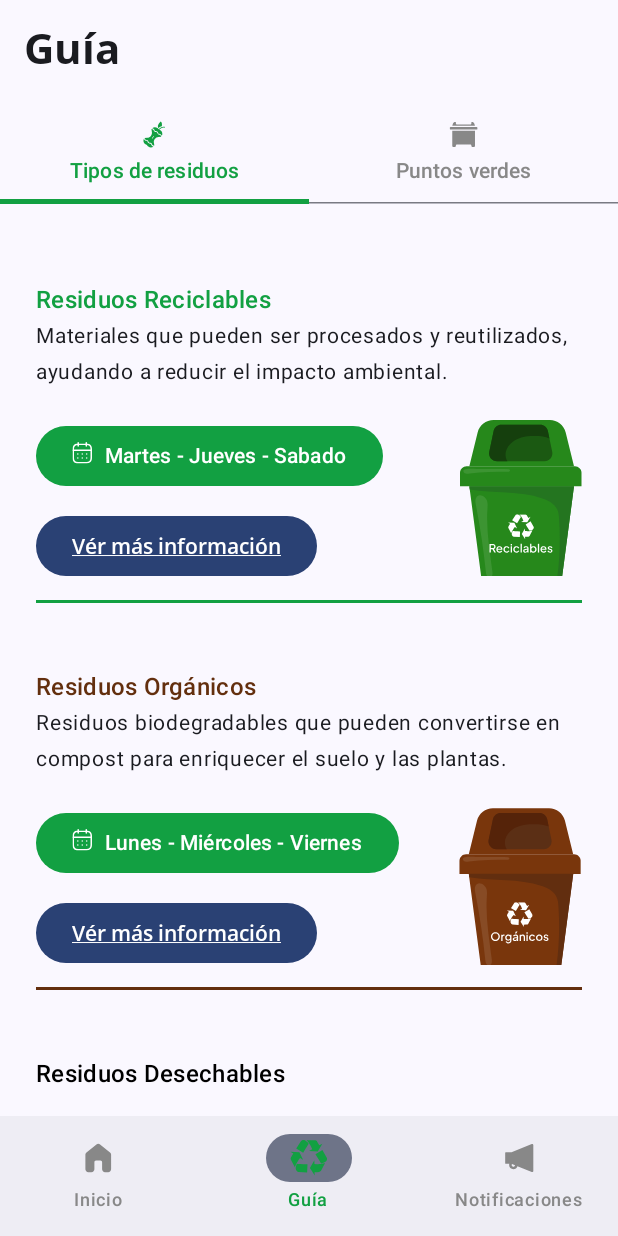
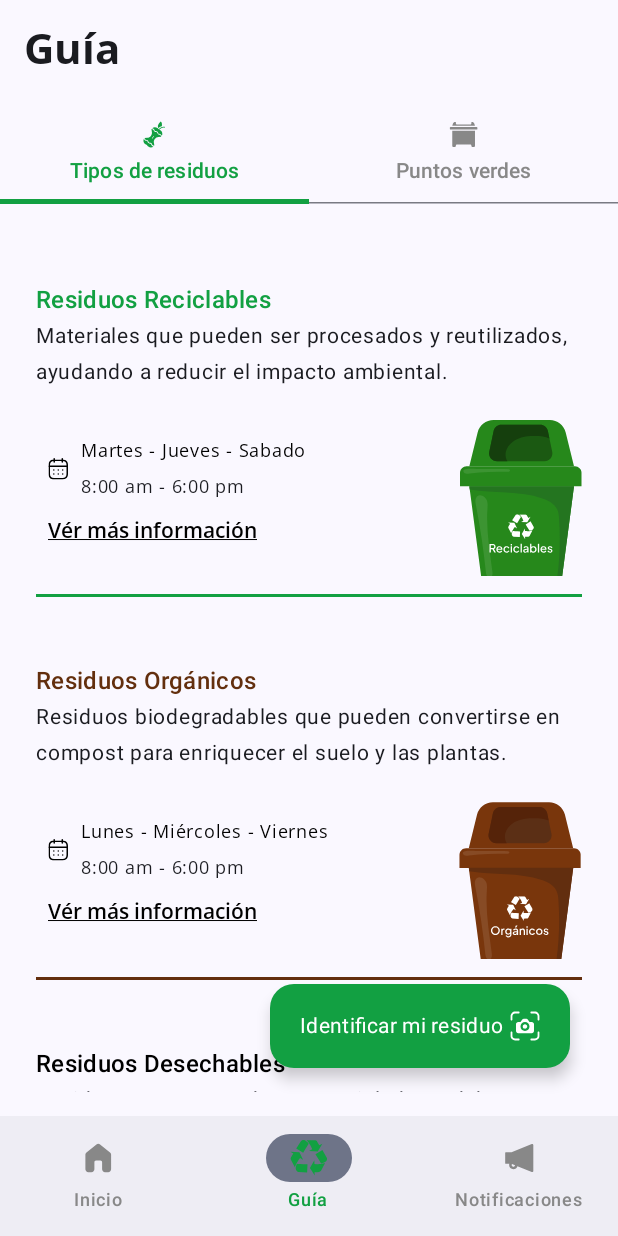
Before and after one commit to ahuamana/EcoDay, an Android app built with Jetpack Compose: the DashboardScreen screen opened through its navigation route, item 2 of the bottom bar chosen, on a phone screen of 412 x 824 dp. Run offline under Robolectric (Android 15) with nearby library versions, the phone set to English and light mode, and no system bars; our stand-ins replace Dagger/Hilt's generated code; libraries missing offline, so code that uses them is left out: com.google.ai.client.

Commit message:
if applied this will refactorize font size on guide menu

```diff
--- /dev/null
+++ b/app/src/main/java/com/ahuaman/ecoday/data/FakeItemsDays.kt
@@ -0,0 +1,17 @@
+package com.ahuaman.ecoday.data
+
+import com.ahuaman.ecoday.domain.home.ItemDayInformation
+
+object FakeItemsDays {
+
+    fun getDays(): List<ItemDayInformation> {
+        return listOf(
+            ItemDayInformation("Lunes", true),
+            ItemDayInformation("Martes", false),
+            ItemDayInformation("Miércoles", true),
+            ItemDayInformation("Jueves", false),
+            ItemDayInformation("Viernes", true),
+            ItemDayInformation("Sábado", false),
+        )
+    }
+}
--- a/app/src/main/java/com/ahuaman/ecoday/screens/DashboardScreen.kt
+++ b/app/src/main/java/com/ahuaman/ecoday/screens/DashboardScreen.kt
@@ -64,7 +64,7 @@ fun DashboardScreen(
             },
 
             floatingActionButton = {
-                if(items[selectedItem] is ScreensDashboard.Home){
+                if(items[selectedItem] is ScreensDashboard.Guide){
                     CustomFloatingContent(onNewPreviewCaptured = onIdentifyNewBitmap)
                 }
 
--- a/app/src/main/java/com/ahuaman/ecoday/screens/HomeScreen.kt
+++ b/app/src/main/java/com/ahuaman/ecoday/screens/HomeScreen.kt
@@ -4,6 +4,8 @@ import androidx.compose.foundation.layout.Column
 import androidx.compose.runtime.Composable
 import androidx.compose.ui.Modifier
 import androidx.compose.ui.tooling.preview.Preview
+import com.ahuaman.ecoday.data.FakeItemsDays
+import com.ahuaman.ecoday.screens.composables.SliderImageComposableWithScaleAnim
 
 @Composable
 fun HomeScreen(modifier: Modifier = Modifier) {
@@ -15,7 +17,7 @@ fun HomeScreen(modifier: Modifier = Modifier) {
 
 @Composable
 fun ContentHomeScreen(modifier: Modifier = Modifier) {
-
+    SliderImageComposableWithScaleAnim(FakeItemsDays.getDays())
 }
 
 
--- a/app/src/main/java/com/ahuaman/ecoday/screens/composables/CustomCardOrganic.kt
+++ b/app/src/main/java/com/ahuaman/ecoday/screens/composables/CustomCardOrganic.kt
@@ -77,7 +77,7 @@ private fun CardContentOrganic(item: ItemDayInformation) {
             painter = painterResource(id = R.drawable.ic_organic_trash_can),
             contentDescription = null)
 
-        Spacer(modifier = Modifier.height(57.dp))
+        Spacer(modifier = Modifier.height(10.dp))
 
         Row(
             modifier = Modifier.fillMaxWidth(),
--- a/app/src/main/java/com/ahuaman/ecoday/screens/composables/CustomFloatingContent.kt
+++ b/app/src/main/java/com/ahuaman/ecoday/screens/composables/CustomFloatingContent.kt
@@ -13,6 +13,8 @@ import androidx.compose.foundation.layout.padding
 import androidx.compose.foundation.layout.width
 import androidx.compose.material3.Button
 import androidx.compose.material3.ButtonDefaults
+import androidx.compose.material3.ExtendedFloatingActionButton
+import androidx.compose.material3.FloatingActionButtonDefaults
 import androidx.compose.material3.Icon
 import androidx.compose.material3.MaterialTheme
 import androidx.compose.material3.Text
@@ -22,10 +24,12 @@ import androidx.compose.runtime.mutableStateOf
 import androidx.compose.runtime.remember
 import androidx.compose.runtime.setValue
 import androidx.compose.ui.Modifier
+import androidx.compose.ui.graphics.Color
 import androidx.compose.ui.platform.LocalContext
 import androidx.compose.ui.res.colorResource
 import androidx.compose.ui.res.painterResource
 import androidx.compose.ui.res.stringResource
+import androidx.compose.ui.tooling.preview.Preview
 import androidx.compose.ui.unit.dp
 import androidx.core.content.FileProvider
 import com.ahuaman.ecoday.BuildConfig
@@ -68,8 +72,8 @@ fun CustomFloatingContent(
         modifier = Modifier
             .padding(16.dp)
     ) {
-        Button(
-            colors = ButtonDefaults.buttonColors(containerColor = colorResource(id = R.color.green_primary)),
+        ExtendedFloatingActionButton(
+            containerColor = colorResource(id = R.color.green_primary),
             onClick = {
                 checkCameraPermission(context, onPermissionSuccess = {
                     cameraLauncher.launch(null)
@@ -78,11 +82,17 @@ fun CustomFloatingContent(
                 })
             }) {
             Row {
-                Text(stringResource(R.string.identify_trash_description_home_screen), style = MaterialTheme.typography.bodyMedium)
+                Text(stringResource(R.string.identify_trash_description_home_screen), style = MaterialTheme.typography.bodyMedium, color = Color.White)
                 Spacer(modifier = Modifier.width(4.dp))
-                Icon(painterResource(id = R.drawable.ic_camera_identify), contentDescription = "Favorite")
+                Icon(painterResource(id = R.drawable.ic_camera_identify), contentDescription = "Favorite", tint = Color.White)
             }
         }
 
     }
 }
+
+@Preview
+@Composable
+private fun CustomFloatingContentPrev() {
+    CustomFloatingContent(onNewPreviewCaptured = {})
+}
--- a/app/src/main/java/com/ahuaman/ecoday/screens/composables/ItemWaste.kt
+++ b/app/src/main/java/com/ahuaman/ecoday/screens/composables/ItemWaste.kt
@@ -1,6 +1,7 @@
 package com.ahuaman.ecoday.screens.composables
 
 import androidx.compose.foundation.Image
+import androidx.compose.foundation.isSystemInDarkTheme
 import androidx.compose.foundation.layout.Arrangement
 import androidx.compose.foundation.layout.Column
 import androidx.compose.foundation.layout.Row
@@ -8,11 +9,6 @@ import androidx.compose.foundation.layout.Spacer
 import androidx.compose.foundation.layout.fillMaxWidth
 import androidx.compose.foundation.layout.height
 import androidx.compose.foundation.layout.padding
-import androidx.compose.foundation.layout.size
-import androidx.compose.material3.AssistChip
-import androidx.compose.material3.Button
-import androidx.compose.material3.ButtonDefaults
-import androidx.compose.material3.Card
 import androidx.compose.material3.HorizontalDivider
 import androidx.compose.material3.Icon
 import androidx.compose.material3.MaterialTheme
@@ -20,6 +16,7 @@ import androidx.compose.material3.Text
 import androidx.compose.runtime.Composable
 import androidx.compose.ui.Alignment
 import androidx.compose.ui.Modifier
+import androidx.compose.ui.graphics.Color
 import androidx.compose.ui.platform.LocalContext
 import androidx.compose.ui.res.colorResource
 import androidx.compose.ui.res.painterResource
@@ -65,36 +62,36 @@ fun ItemDays(
     modifier: Modifier = Modifier,
     days: String,
     time: String,
-    isVisibleHours: Boolean = false,
+    isVisibleHours: Boolean = true,
     isVisibleMoreInfo: Boolean = false,
     icon: Int = R.drawable.ic_recycle_trash,
     onClickMoreInfo: () -> Unit
 ) {
     val context = LocalContext.current
+    val isDarkTheme = isSystemInDarkTheme()
+    val colorTheme = if(isDarkTheme) colorResource(id = R.color.white) else colorResource(id = R.color.black)
 
     Row(modifier = modifier.fillMaxWidth(), horizontalArrangement = Arrangement.SpaceBetween) {
-        Column {
-
-
+        Column(modifier = Modifier.padding(8.dp)) {
             Column {
                 Row {
-                    Button(onClick = { /*TODO*/ }, colors = ButtonDefaults.buttonColors(containerColor = colorResource(id = R.color.green_primary))) {
-                        Row{
-                            Icon(painter = painterResource(id = R.drawable.ic_calendar), contentDescription = null)
-                            Spacer(modifier = Modifier.padding(4.dp))
-                            Text(text = days)
+                    Icon(painter = painterResource(id = R.drawable.ic_calendar), contentDescription = null, tint = colorTheme, modifier = Modifier.align(Alignment.CenterVertically))
+                    Spacer(modifier = Modifier.padding(4.dp))
+                    Column {
+                        Row(verticalAlignment = Alignment.CenterVertically) {
+
+                            Text(text = days, color = colorTheme, fontFamily = FontFamily(Font(R.font.opensans_regular)), fontSize = 12.sp)
                         }
+                        Column {
+
+                        }
+                        if(isVisibleHours) Text(text = time,fontSize = 12.sp, fontFamily = FontFamily(Font(R.font.opensans_regular)))
+
                     }
-                    //Text(text = days, fontSize = 12.sp, fontFamily = FontFamily(Font(R.font.opensans_regular)))
                 }
-                if(isVisibleHours) Text(text = time,fontSize = 12.sp, fontFamily = FontFamily(Font(R.font.opensans_regular)))
-                Spacer(modifier = Modifier.height(12.dp))
 
-                Button(onClick = {
-                    onClickMoreInfo()
-                }) {
-                    UnderlinedText(text = stringResource(id = R.string.see_more))
-                }
+                Spacer(modifier = Modifier.padding(4.dp))
+                UnderlinedText(text = stringResource(id = R.string.see_more))
 
             }
         }
@@ -105,10 +102,15 @@ fun ItemDays(
 
 @Composable
 fun UnderlinedText(text: String) {
+    val isDarkTheme = isSystemInDarkTheme()
+    val colorTheme = if(isDarkTheme) colorResource(id = R.color.white) else colorResource(id = R.color.black)
+
     Text(
         text = text,
         fontFamily = FontFamily(Font(R.font.opensans_semibold)),
-        style = TextStyle(textDecoration = TextDecoration.Underline)
+        style = TextStyle(textDecoration = TextDecoration.Underline),
+        color = colorTheme,
+        fontSize = 14.sp
     )
 }
 
--- a/app/src/main/java/com/ahuaman/ecoday/screens/composables/SliderComposable.kt
+++ b/app/src/main/java/com/ahuaman/ecoday/screens/composables/SliderComposable.kt
@@ -1,17 +1,26 @@
 package com.ahuaman.ecoday.screens.composables
 
+import androidx.compose.foundation.BorderStroke
 import androidx.compose.foundation.ExperimentalFoundationApi
 import androidx.compose.foundation.background
+import androidx.compose.foundation.gestures.scrollable
 import androidx.compose.foundation.layout.Arrangement
+import androidx.compose.foundation.layout.Box
 import androidx.compose.foundation.layout.Column
 import androidx.compose.foundation.layout.PaddingValues
+import androidx.compose.foundation.layout.Row
+import androidx.compose.foundation.layout.Spacer
 import androidx.compose.foundation.layout.fillMaxSize
 import androidx.compose.foundation.layout.fillMaxWidth
 import androidx.compose.foundation.layout.height
 import androidx.compose.foundation.layout.padding
+import androidx.compose.foundation.layout.size
 import androidx.compose.foundation.pager.HorizontalPager
 import androidx.compose.foundation.pager.rememberPagerState
+import androidx.compose.foundation.rememberScrollState
+import androidx.compose.foundation.shape.CircleShape
 import androidx.compose.foundation.shape.RoundedCornerShape
+import androidx.compose.foundation.verticalScroll
 import androidx.compose.material3.Card
 import androidx.compose.material3.CardDefaults
 import androidx.compose.material3.MaterialTheme
@@ -22,30 +31,24 @@ import androidx.compose.runtime.mutableStateOf
 import androidx.compose.runtime.remember
 import androidx.compose.ui.Alignment
 import androidx.compose.ui.Modifier
+import androidx.compose.ui.draw.clip
+import androidx.compose.ui.draw.shadow
 import androidx.compose.ui.graphics.Color
 import androidx.compose.ui.graphics.graphicsLayer
 import androidx.compose.ui.text.style.TextAlign
 import androidx.compose.ui.tooling.preview.Preview
 import androidx.compose.ui.unit.dp
 import androidx.compose.ui.util.lerp
+import com.ahuaman.ecoday.data.FakeItemsDays
+import com.ahuaman.ecoday.domain.home.ItemDayInformation
 import kotlin.math.absoluteValue
 
 @Composable
-fun SliderImageComposableWithScaleAnim() {
+fun SliderImageComposableWithScaleAnim(
+    list: List<ItemDayInformation>
+) {
     val pageCount by remember {
-        mutableStateOf(listOf<Color>(
-            Color.Red,
-            Color.Green,
-            Color.Blue,
-            Color.Yellow,
-            Color.Cyan,
-            Color.Magenta,
-            Color.Gray,
-            Color.LightGray,
-            Color.DarkGray,
-            Color.Black,
-            Color.White
-        ))
+        mutableStateOf(list)
     }
 
     val pagerState = rememberPagerState(
@@ -57,20 +60,20 @@ fun SliderImageComposableWithScaleAnim() {
     Column(
         modifier = Modifier
             .fillMaxSize()
-            .background(MaterialTheme.colorScheme.background),
+            .background(MaterialTheme.colorScheme.background)
+            .verticalScroll(rememberScrollState()),
         verticalArrangement = Arrangement.Center,
-        horizontalAlignment = Alignment.CenterHorizontally
+        horizontalAlignment = Alignment.CenterHorizontally,
     ) {
         HorizontalPager(
             state = pagerState,
-            contentPadding = PaddingValues(50.dp),
+            contentPadding = PaddingValues(top = 30.dp, start = 30.dp, end = 30.dp)
         ) { page ->
             // Our page content - Main card with image
             Card(
+                border = BorderStroke(1.dp, Color.Gray),
                 modifier = Modifier
-                    .padding(4.dp)
                     .fillMaxWidth()
-                    .height(200.dp)
                     .graphicsLayer {
                         val pageOffset = (
                                 (pagerState.currentPage - page) + pagerState
@@ -97,26 +100,49 @@ fun SliderImageComposableWithScaleAnim() {
                         )
 
                     }
-                ,
-                colors = CardDefaults.cardColors(
-                    containerColor = Color(pageCount[page].value)
-                ),
-                shape = RoundedCornerShape(8.dp),
-
-                ){
-                Column(
-                    horizontalAlignment = Alignment.CenterHorizontally,
-                    verticalArrangement = Arrangement.Center,
-                    modifier = Modifier
-                        .fillMaxSize()
-                ) {
-                    Text(
-                        text = "Page: $page",
-                        textAlign = TextAlign.Center
-                    )
-                }
+                    .clip(RoundedCornerShape(10.dp))
+                    .shadow(10.dp, shape = RoundedCornerShape(10.dp)),
+            ){
+                if(pageCount[page].isOrganic)
+                    CustomCardOrganic(item = pageCount[page])
+                else
+                CustomCardUnOrganic(item = pageCount[page])
 
             }
+        }
+
+        Spacer(modifier = Modifier.height(8.dp))
+
+        EllipsisIndicator(
+            currentPage = pagerState.currentPage,
+            total = pageCount.size
+        )
+
+        Spacer(modifier = Modifier.height(8.dp))
+    }
+}
+
+@Composable
+fun EllipsisIndicator(
+    currentPage: Int,
+    total: Int,
+    activeColor: Color = Color.Black,
+    inactiveColor: Color = Color.LightGray
+) {
+    Row(
+        horizontalArrangement = Arrangement.Center,
+        modifier = Modifier.fillMaxWidth()
+    ) {
+        for (i in 0 until total) {
+            Box(
+                modifier = Modifier
+                    .padding(horizontal = 4.dp)
+                    .size(width = 8.dp, height = 8.dp)
+                    .background(
+                        color = if (i == currentPage) activeColor else inactiveColor,
+                        shape = CircleShape
+                    )
+            )
         }
     }
 }
@@ -124,6 +150,6 @@ fun SliderImageComposableWithScaleAnim() {
 @Preview
 @Composable
 private fun SliderImageComposableWithScaleAnimPrev() {
-    SliderImageComposableWithScaleAnim()
+    SliderImageComposableWithScaleAnim(FakeItemsDays.getDays())
 
 }
--- a/app/src/main/java/com/ahuaman/ecoday/screens/composables/TabRow.kt
+++ b/app/src/main/java/com/ahuaman/ecoday/screens/composables/TabRow.kt
@@ -131,6 +131,8 @@ fun TabRow(
                                      onClickMoreInfo()
                                  }
                            )
+
+                           Spacer(modifier = Modifier.height(28.dp))
                        }
                     }
                     1 -> {
```
